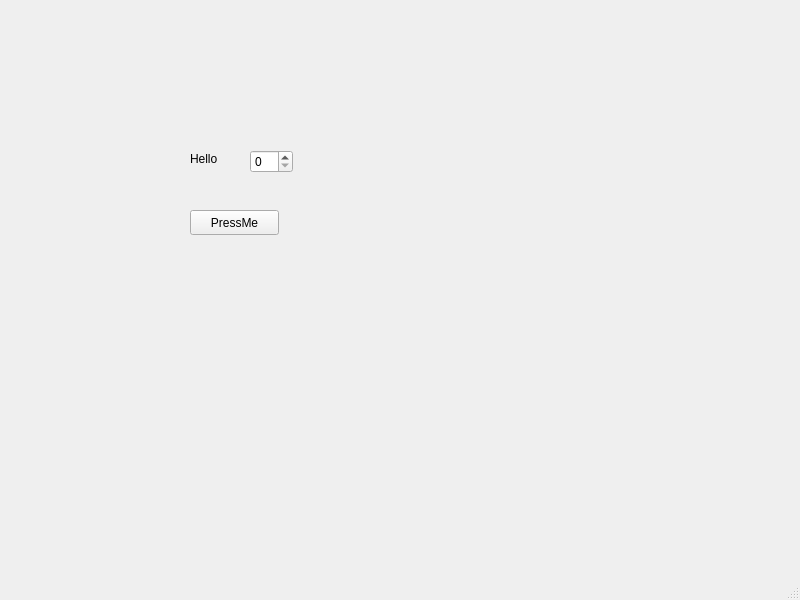
First picture: the form in UI_Dev/input.ui, repository BlueNexus6674/Dev_6674, before the edit.
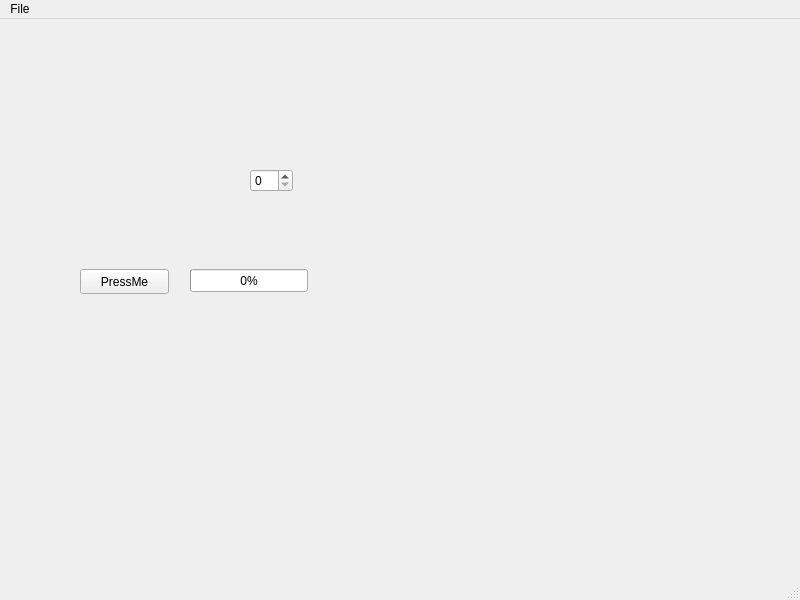
Second picture: the form after the edit. Icons and pictures are not drawn.

Patch:
```diff
--- a/UI_Dev/input.ui
+++ b/UI_Dev/input.ui
@@ -17,8 +17,8 @@
    <widget class="QPushButton" name="button1">
     <property name="geometry">
      <rect>
-      <x>190</x>
-      <y>210</y>
+      <x>80</x>
+      <y>250</y>
       <width>89</width>
       <height>25</height>
      </rect>
@@ -30,14 +30,20 @@
    <widget class="QLabel" name="label1">
     <property name="geometry">
      <rect>
-      <x>190</x>
-      <y>150</y>
-      <width>67</width>
-      <height>17</height>
+      <x>0</x>
+      <y>0</y>
+      <width>45</width>
+      <height>45</height>
      </rect>
     </property>
     <property name="text">
-     <string>Hello</string>
+     <string/>
+    </property>
+    <property name="pixmap">
+     <pixmap>../src/Data/LEDOff.png</pixmap>
+    </property>
+    <property name="scaledContents">
+     <bool>true</bool>
     </property>
    </widget>
    <widget class="QSpinBox" name="spinBox">
@@ -50,6 +56,23 @@
      </rect>
     </property>
    </widget>
+   <widget class="QProgressBar" name="PB">
+    <property name="geometry">
+     <rect>
+      <x>190</x>
+      <y>250</y>
+      <width>118</width>
+      <height>23</height>
+     </rect>
+    </property>
+    <property name="value">
+     <number>0</number>
+    </property>
+   </widget>
+   <zorder>button1</zorder>
+   <zorder>spinBox</zorder>
+   <zorder>PB</zorder>
+   <zorder>ROSLabel</zorder>
   </widget>
   <widget class="QMenuBar" name="menubar">
    <property name="geometry">
@@ -60,6 +83,13 @@
      <height>19</height>
     </rect>
    </property>
+   <widget class="QMenu" name="menuFile">
+    <property name="title">
+     <string>File</string>
+    </property>
+    <addaction name="actionImport_ROS_Py"/>
+   </widget>
+   <addaction name="menuFile"/>
   </widget>
   <widget class="QStatusBar" name="statusbar"/>
  </widget>
```
Left out of the diff: 19 changed lines with no effect on the pictures.
